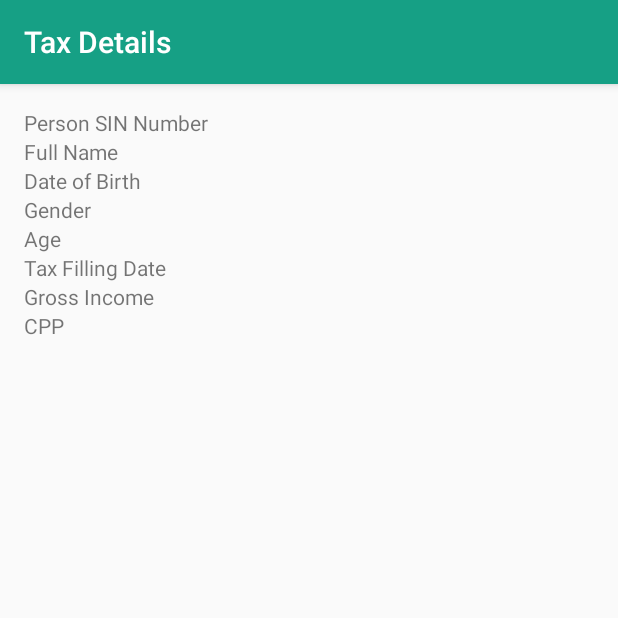
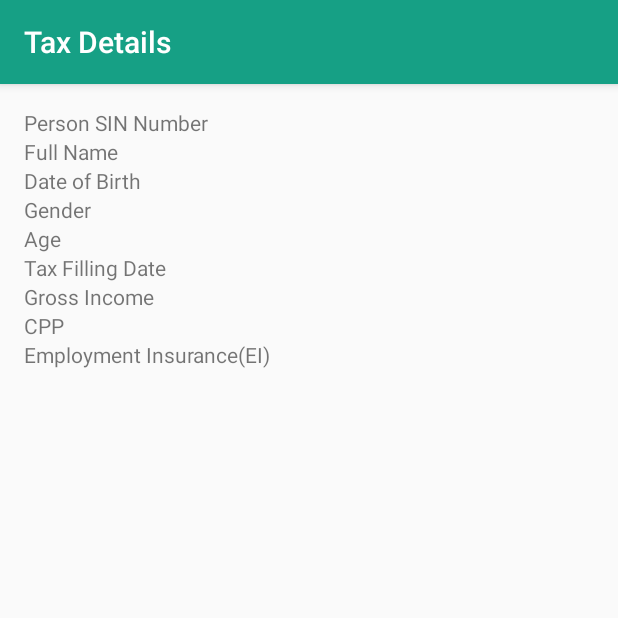
Before and after one commit to avanipatel9/C0772788_W2020_MAD3125_MidTerm, an Android app: the ShowTaxDetails screen opened directly, with no data from a screen before it, on a phone screen of 412 x 824 dp, the top half of it. Run offline under Robolectric (Android 15) with nearby library versions, the phone set to English and light mode, and no system bars.

Commit message:
[AP] TextView added for ei in ShowTaxDetails xml

```diff
--- a/app/src/main/res/layout/activity_show_tax_details.xml
+++ b/app/src/main/res/layout/activity_show_tax_details.xml
@@ -126,6 +126,20 @@
                 android:textAlignment="viewEnd"/>
         </TableRow>
 
+        <TableRow>
+            <TextView
+                android:layout_width="0dp"
+                android:layout_height="wrap_content"
+                android:text="Employment Insurance(EI)"
+                android:layout_weight="1" />
+            <TextView
+                android:id="@+id/val_ei_display"
+                android:layout_width="0dp"
+                android:layout_height="wrap_content"
+                android:layout_weight="1"
+                android:textAlignment="viewEnd"/>
+        </TableRow>
+
     </TableLayout>
 
 </androidx.constraintlayout.widget.ConstraintLayout>
```
